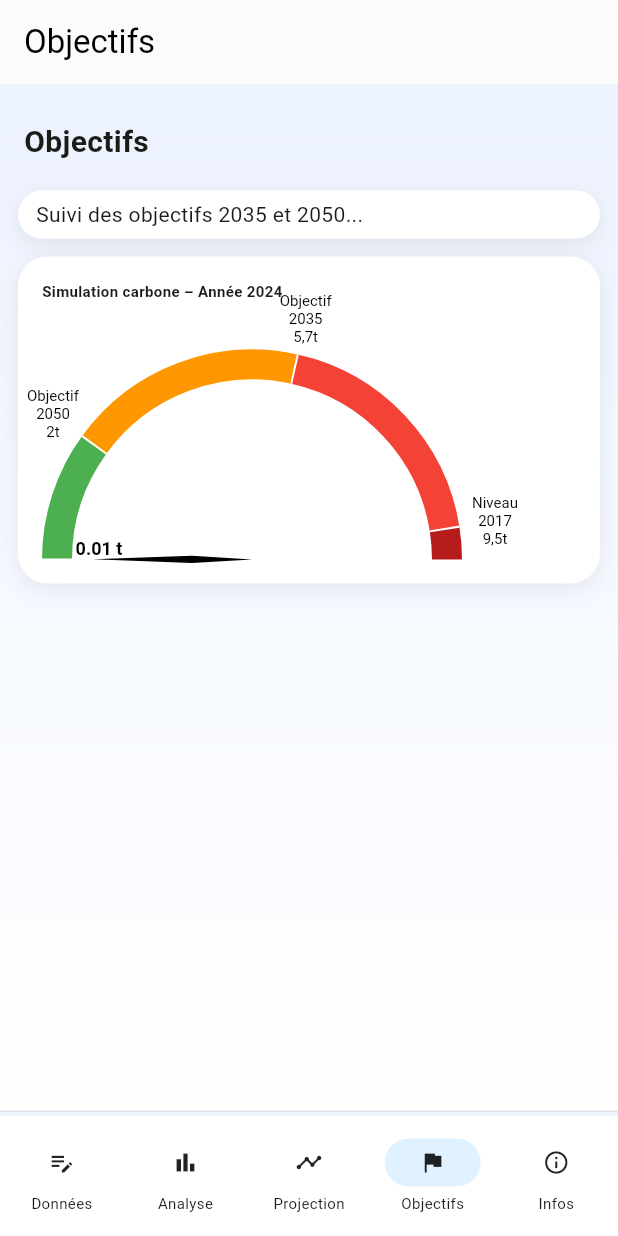
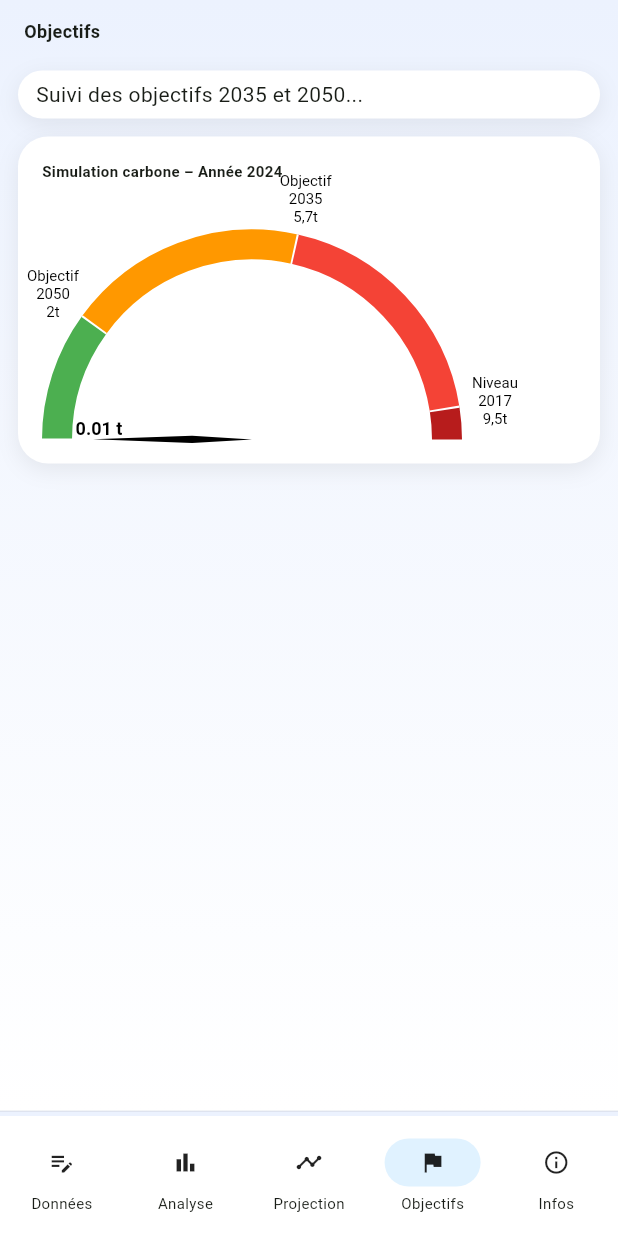
Before and after one commit to sebmenoury/biocarbon-api, a Flutter app: the screen it shows after launch, item 4 of the bottom bar chosen, on a phone screen of 412 x 824 dp. Run offline on Flutter 3.47's test engine with Material 3 defaults, Android fonts, the phone set to English and light mode, and no system bars; our stand-ins replace fl_chart; network calls fail.

Commit message:
✅ APassage en Poste

```diff
--- a/lib/ui/layout/base_screen.dart
+++ b/lib/ui/layout/base_screen.dart
@@ -17,13 +17,6 @@ class BaseScreen extends StatelessWidget {
   @override
   Widget build(BuildContext context) {
     return Scaffold(
-      appBar: AppBar(
-        backgroundColor: Colors.white,
-        elevation: 0.5,
-        title: Text(title, style: const TextStyle(color: Colors.black)),
-        iconTheme: const IconThemeData(color: Colors.black),
-        actions: actions,
-      ),
       body: Container(
         decoration: const BoxDecoration(
           gradient: LinearGradient(
@@ -33,14 +26,14 @@ class BaseScreen extends StatelessWidget {
           ),
         ),
         child: ListView(
-          padding: const EdgeInsets.symmetric(vertical: 24),
+          padding: const EdgeInsets.symmetric(vertical: 12),
           children: [
             Padding(
               padding: const EdgeInsets.symmetric(horizontal: 16),
               child: Text(
                 title,
                 style: const TextStyle(
-                  fontSize: 20,
+                  fontSize: 12,
                   fontWeight: FontWeight.bold,
                 ),
               ),
```
